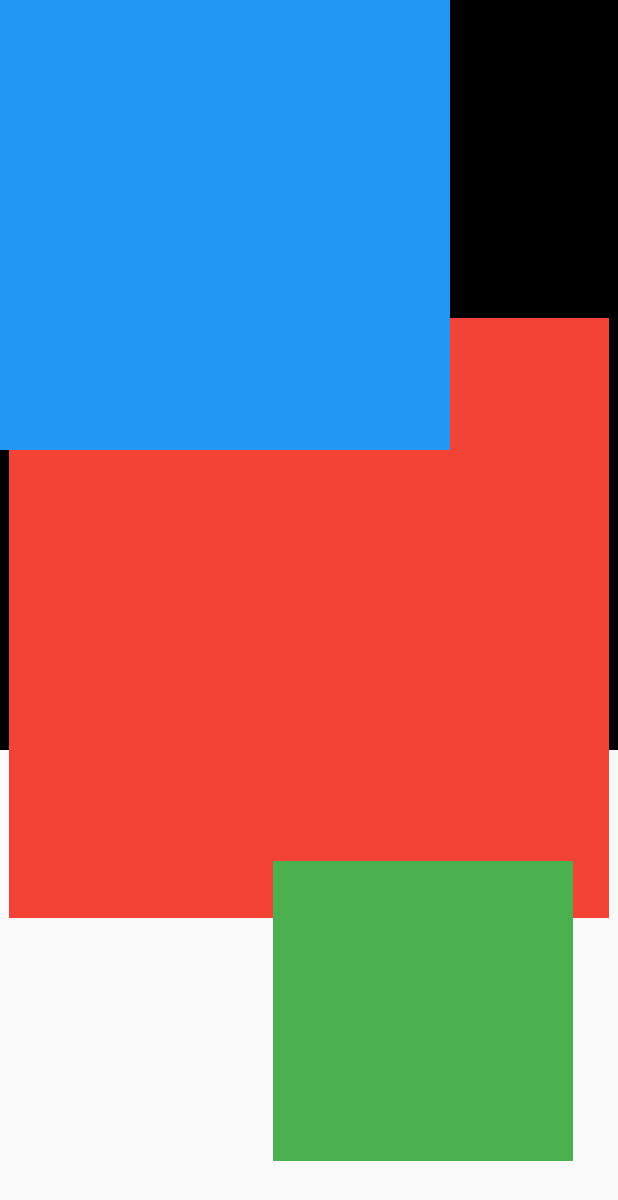
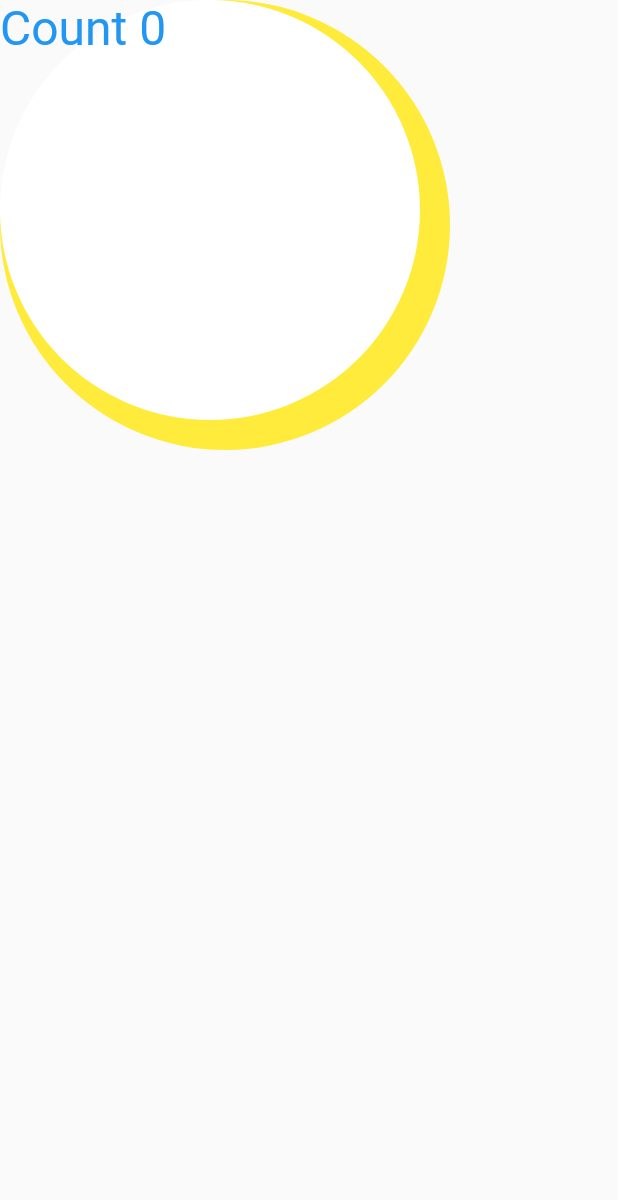
Before and after one commit to GraceMJE/practice_flutter_layout_widgets, a Flutter app: the screen it shows after launch, on a phone screen of 412 x 824 dp. Shown: the top 1200 px of the screen. Run offline on Flutter 3.47's test engine with Material 2 defaults, Android fonts, the phone set to English and light mode, and no system bars.

Commit message:
겹겹이 쌓은 container 간단구현

```diff
--- a/lib/main.dart
+++ b/lib/main.dart
@@ -17,24 +17,29 @@ class Body extends StatelessWidget {
   Widget build(BuildContext context) {
     return Stack( //Stack은 container겹겹이 쌓을 수 있게 만듦
       children: [
-        Container(width: 500, height: 500, color: Colors.black),
-        Align(
-            alignment: Alignment.center,
-            // Alignment x,y 좌표도 가능
-            child: Container(
-                width: 400,
-                height: 400,
-                color: Colors.red)
+        Container(
+          width: 300,
+          height: 300,
+          decoration: BoxDecoration(
+            color: Colors.yellow,
+            borderRadius: BorderRadius.circular(150),
+          ),
         ),
-        Container(width: 300, height: 300, color: Colors.blue),
-        Positioned(
-            bottom: 50,
-            right: 30,
-            child: Container(
-                width: 200,
-                height: 200,
-                color: Colors.green)
+        Container(
+          width: 280,
+          height: 280,
+          decoration: BoxDecoration(
+            color: Colors.white,
+            borderRadius: BorderRadius.circular(140),
+          ),
         ),
+        Text(
+          'Count 0',
+          style: TextStyle(
+            color: Colors.blue,
+            fontSize: 32,
+          ),
+        )
       ],
     );
   }
```
